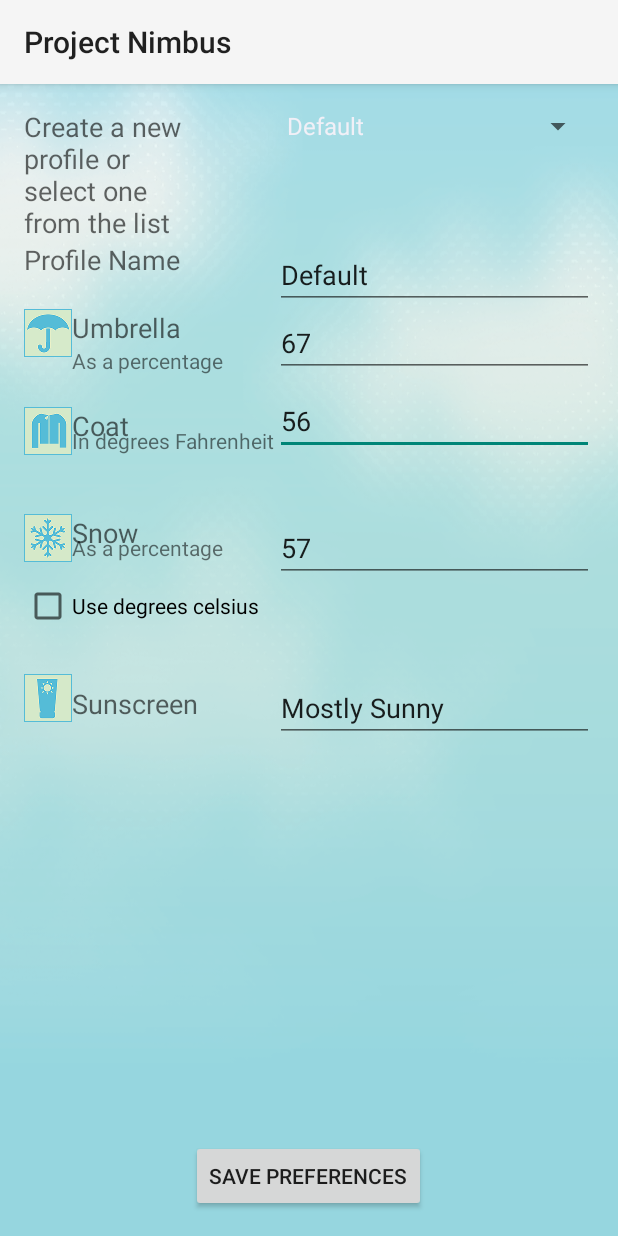
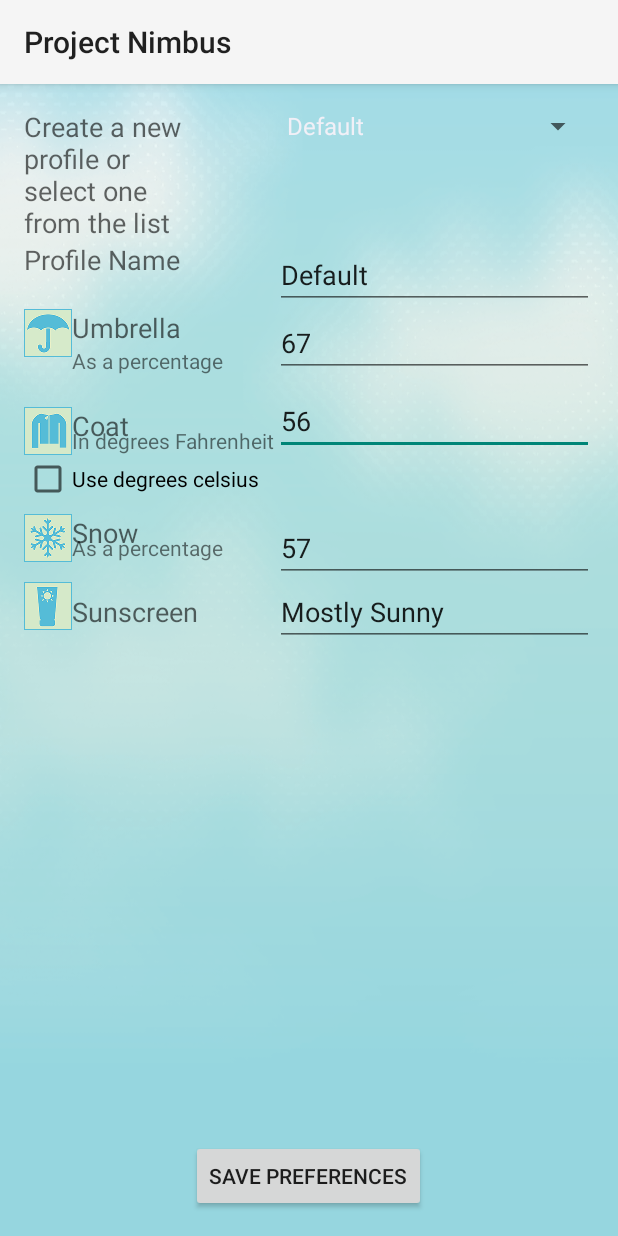
Before and after one commit to zzz711/Nimbus, an Android app: the Prefferences screen opened directly, with no data from a screen before it, on a phone screen of 412 x 824 dp. Run offline under Robolectric (Android 15) with nearby library versions, the phone set to English and light mode, and no system bars.

Commit message:
Second to last commit before beta. Everything seems to be working as intended. Final commit will slight change of asserts.

```diff
--- a/app/src/main/java/com/example/zzz711/nimbus/JSONParser.java
+++ b/app/src/main/java/com/example/zzz711/nimbus/JSONParser.java
@@ -28,6 +28,7 @@ import java.text.DateFormat;
 import java.util.Arrays;
 import java.util.Calendar;
 import java.util.Date;
+import java.util.StringTokenizer;
 import java.util.TimeZone;
 
 import okhttp3.Call;
@@ -183,7 +184,7 @@ public class JSONParser {
         rainPercent = profileCursor.getInt(2);
         coatTemp = profileCursor.getInt(3);
         sunCond = profileCursor.getString(4);
-        snowCB = profileCursor.getInt(5);
+        snowPercent = profileCursor.getInt(5);
 
         rainCB = checkCursor.getInt(1);
         coatCB = checkCursor.getInt(2);
--- a/app/src/main/java/com/example/zzz711/nimbus/MainActivity.java
+++ b/app/src/main/java/com/example/zzz711/nimbus/MainActivity.java
@@ -69,7 +69,7 @@ public class MainActivity extends Activity {
         }
 
         else {
-
+            Log.d("1", "1");
             //Intent weatherPing = new Intent(context, WeatherPing.class);
             //weatherPing.putExtra()
             WeatherPing ping = new WeatherPing(this);
--- a/app/src/main/res/layout/activity_prefferences.xml
+++ b/app/src/main/res/layout/activity_prefferences.xml
@@ -172,16 +172,6 @@
         android:layout_alignLeft="@+id/editTextSunscreen"
         android:layout_alignStart="@+id/editTextSunscreen" />
 
-    <ImageView
-        android:layout_width="wrap_content"
-        android:layout_height="wrap_content"
-        android:id="@+id/imageView3"
-        android:src="@drawable/sun_icon"
-        android:layout_below="@+id/celsiusBox"
-        android:layout_alignParentLeft="true"
-        android:layout_alignParentStart="true"
-        android:layout_marginTop="29dp" />
-
     <TextView
         android:layout_width="wrap_content"
         android:layout_height="wrap_content"
@@ -191,16 +181,6 @@
         android:layout_alignBottom="@+id/imageView3"
         android:layout_toRightOf="@+id/imageView3"
         android:layout_toEndOf="@+id/imageView3" />
-
-    <EditText
-        android:layout_width="wrap_content"
-        android:layout_height="wrap_content"
-        android:id="@+id/editTextSunscreen"
-        android:layout_alignTop="@+id/imageView3"
-        android:layout_alignParentRight="true"
-        android:layout_alignParentEnd="true"
-        android:layout_toRightOf="@+id/textView8"
-        android:layout_toEndOf="@+id/textView8" />
 
     <ImageView
         android:layout_width="wrap_content"
@@ -217,8 +197,28 @@
         android:layout_width="wrap_content"
         android:layout_height="wrap_content"
         android:id="@+id/celsiusBox"
+        android:layout_below="@+id/textView2"
+        android:layout_alignParentLeft="true"
+        android:layout_alignParentStart="true" />
+
+    <ImageView
+        android:layout_width="wrap_content"
+        android:layout_height="wrap_content"
+        android:id="@+id/imageView3"
+        android:src="@drawable/sun_icon"
         android:layout_below="@+id/editTextSnow"
         android:layout_alignParentLeft="true"
         android:layout_alignParentStart="true" />
 
+    <EditText
+        android:layout_width="wrap_content"
+        android:layout_height="wrap_content"
+        android:id="@+id/editTextSunscreen"
+        android:layout_alignBaseline="@+id/textView3"
+        android:layout_alignBottom="@+id/textView3"
+        android:layout_alignParentRight="true"
+        android:layout_alignParentEnd="true"
+        android:layout_toRightOf="@+id/textView8"
+        android:layout_toEndOf="@+id/textView8" />
+
 </RelativeLayout>
```
Also changed, not shown: app/src/main/java/com/example/zzz711/nimbus/WeatherPing.java (+9 -4 lines), 1 other file.
